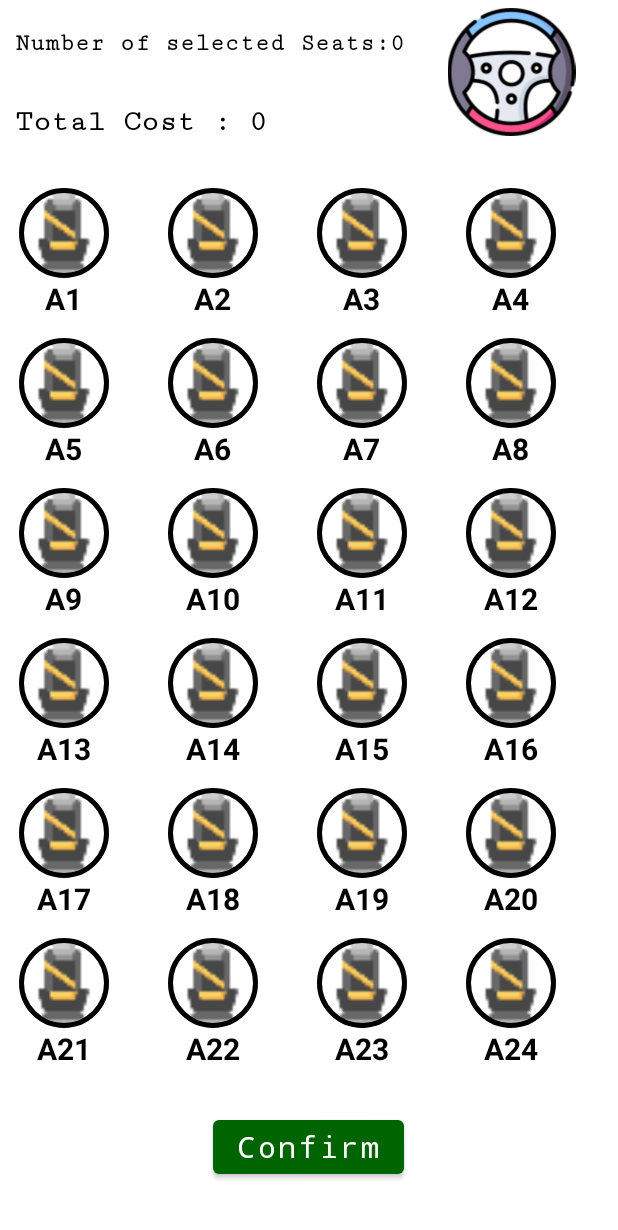
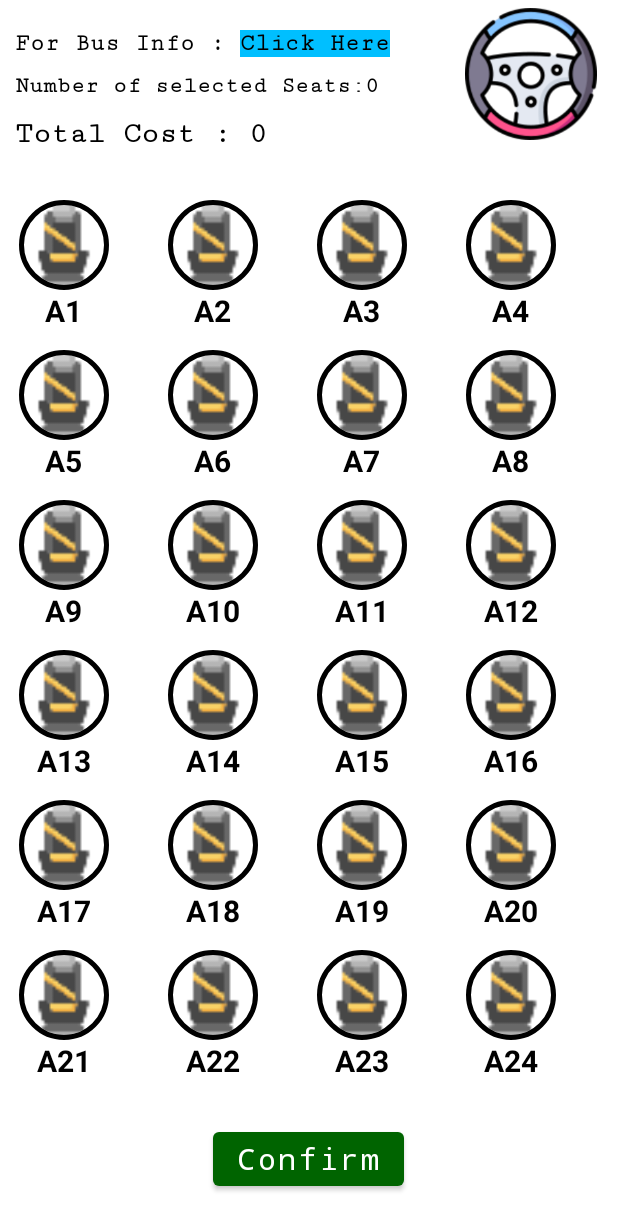
Before and after one commit to karmakersagar/Bus-Tickets, an Android app: the SeatChoose screen opened directly, with no data from a screen before it, on a phone screen of 412 x 824 dp. Shown: the top 1230 px of the screen. Run offline under Robolectric (Android 15) with nearby library versions, the phone set to English and light mode, and no system bars; our stand-ins replace CircleImageView, Firebase (no records; nobody signed in at launch, a user with empty details on screens opened directly), Picasso; pictures from the network do not load; 9 statements that could not run were skipped.

Commit message:
Final Project Full Complete

```diff
--- a/app/src/main/AndroidManifest.xml
+++ b/app/src/main/AndroidManifest.xml
@@ -11,6 +11,7 @@
         android:roundIcon="@drawable/bus_icon"
         android:supportsRtl="true"
         android:theme="@style/Theme.Bus">
+        <activity android:name=".BusInfo"></activity>
         <activity android:name=".TicketDetailsActivity" />
         <activity android:name=".TicketActivity" />
         <activity android:name=".BookingFinish" />
--- a/app/src/main/java/com/example/bus/LoginActivity.java
+++ b/app/src/main/java/com/example/bus/LoginActivity.java
@@ -175,7 +175,7 @@ public class LoginActivity extends AppCompatActivity {
             @Override
             public void onSuccess(AuthResult authResult) {
                 if(firebaseAuth.getCurrentUser().isEmailVerified()){
-                    Toast.makeText(LoginActivity.this, "Log In successfull ", Toast.LENGTH_SHORT).show();
+                    //Toast.makeText(LoginActivity.this, "Log In successfull ", Toast.LENGTH_SHORT).show();
 
                     Intent ig = new Intent(getApplicationContext(),MainActivity.class);
                     ig.putExtra("Password",passText);
--- a/app/src/main/java/com/example/bus/RegisterActivity.java
+++ b/app/src/main/java/com/example/bus/RegisterActivity.java
@@ -160,9 +160,9 @@ public class RegisterActivity extends AppCompatActivity {
                             @Override
                             public void onComplete(@NonNull @NotNull Task<Void> task) {
                                 if(task.isSuccessful()){
-                                    Toast.makeText(RegisterActivity.this, "database inserted", Toast.LENGTH_SHORT).show();
+                                   // Toast.makeText(RegisterActivity.this, "database inserted", Toast.LENGTH_SHORT).show();
                                 }else{
-                                    Toast.makeText(RegisterActivity.this, "databse not working", Toast.LENGTH_SHORT).show();
+                                  //  Toast.makeText(RegisterActivity.this, "databse not working", Toast.LENGTH_SHORT).show();
                                 }
                             }
                         });
--- a/app/src/main/java/com/example/bus/SeatChoose.java
+++ b/app/src/main/java/com/example/bus/SeatChoose.java
@@ -38,7 +38,7 @@ import java.util.Map;
 public class SeatChoose extends AppCompatActivity {
     private GridView gridView;
     private Button button;
-    private TextView selectedSeatsTextView,totalCostTextView;
+    private TextView selectedSeatsTextView,totalCostTextView, busInfoTextView;
     private FirebaseAuth auth;
     private FirebaseDatabase firebaseDatabase;
     private DatabaseReference databaseReference,databaseReference2;
@@ -57,6 +57,7 @@ public class SeatChoose extends AppCompatActivity {
         button = (Button)findViewById(R.id.confirm_buttonId);
         selectedSeatsTextView = (TextView)findViewById(R.id.select_seat_TextViewId);
         totalCostTextView = (TextView)findViewById(R.id.total_cost_TextViewId);
+        busInfoTextView= (TextView)findViewById(R.id.busNameInfo);
         auth = FirebaseAuth.getInstance();
 
         Intent intent = getIntent();
@@ -69,9 +70,6 @@ public class SeatChoose extends AppCompatActivity {
         String Type = intent.getStringExtra("type").toString();
         String journeyDate = intent.getStringExtra("journeyDate").toString();
         seatPrice =Double.parseDouble(Fare) ;
-
-
-
 
         databaseReference = firebaseDatabase.getInstance("https://buss-886c2-default-rtdb.asia-southeast1.firebasedatabase.app/").getReference("SeatDetails").child(busId).child(journeyDate);
 
@@ -88,7 +86,6 @@ public class SeatChoose extends AppCompatActivity {
                     for(index = 1; index<=24; index++){
                         String a = snapshot.child("A"+index).getValue(String.class);
                         String index1 = Integer.toString(index);
-                        Log.d("ABC","Hello"+ a);
                         if(a.equals("1")){
                             list.add(new CustomGrid(R.drawable.seat_booked,"A"+index1));
                             seatMap.put("A"+index,"100");
@@ -157,6 +154,17 @@ public class SeatChoose extends AppCompatActivity {
         });
 
 
+        busInfoTextView.setOnClickListener(new View.OnClickListener() {
+            @Override
+            public void onClick(View v) {
+                Intent intentBusInfo = new Intent(getApplicationContext(),BusInfo.class);
+                intentBusInfo.putExtra("busName",BusName);
+                startActivity(intentBusInfo);
+            }
+        });
+
+
+
             button.setOnClickListener(new View.OnClickListener() {
                 @Override
                 public void onClick(View v) {
--- a/app/src/main/java/com/example/bus/TicketViewHolder.java
+++ /dev/null
@@ -1,4 +0,0 @@
-package com.example.bus;
-
-public interface TicketViewHolder {
-}
--- a/app/src/main/res/layout/activity_seat_choose.xml
+++ b/app/src/main/res/layout/activity_seat_choose.xml
@@ -13,24 +13,59 @@
         android:layout_height="wrap_content"
         android:orientation="vertical"
         >
+        <LinearLayout
+            android:layout_width="wrap_content"
+            android:layout_height="wrap_content"
+            android:orientation="vertical">
+            <LinearLayout
+                android:layout_width="wrap_content"
+                android:layout_height="wrap_content"
+                android:orientation="horizontal">
                 <TextView
+                android:layout_width="wrap_content"
+                android:layout_height="wrap_content"
+                android:layout_marginTop="20dp"
+                android:text="For Bus Info :"
 
-            android:layout_width="wrap_content"
-            android:layout_height="40dp"
-            android:layout_marginTop="20dp"
-            android:text="Number of selected Seats:0"
-            android:id="@+id/select_seat_TextViewId"
                 android:textColor="@color/black"
                 android:layout_marginLeft="10dp"
                 android:fontFamily="serif-monospace"
                 android:textStyle="bold"
                 android:textSize="16sp"
                 />
+
+                <TextView
+                    android:layout_width="wrap_content"
+                    android:layout_height="wrap_content"
+                    android:layout_marginTop="20dp"
+                    android:text="Click Here"
+                    android:background="@color/endblue"
+                    android:id="@+id/busNameInfo"
+                    android:textColor="@color/black"
+                    android:layout_marginLeft="10dp"
+                    android:fontFamily="serif-monospace"
+                    android:textStyle="bold"
+                    android:textSize="16sp"
+                    />
+
+            </LinearLayout>
+
+            <TextView
+                android:layout_width="wrap_content"
+                android:layout_height="30dp"
+                android:text="Number of selected Seats:0"
+                android:id="@+id/select_seat_TextViewId"
+                android:textColor="@color/black"
+                android:layout_marginLeft="10dp"
+                android:layout_marginTop="10dp"
+                android:fontFamily="serif-monospace"
+                android:textStyle="bold"
+                android:textSize="15sp"
+                />
             <TextView
                 android:id="@+id/total_cost_TextViewId"
                 android:layout_width="match_parent"
                 android:layout_height="wrap_content"
-            android:layout_marginTop="10dp"
                 android:text="Total Cost : 0"
                 android:textColor="@color/black"
                 android:layout_marginLeft="10dp"
@@ -40,15 +75,16 @@
                 android:layout_below="@id/select_seat_TextViewId"
 
                 />
+        </LinearLayout>
+
+
         <ImageView
+            android:layout_width="116dp"
+            android:layout_height="88dp"
             android:layout_alignParentEnd="true"
+            android:layout_marginStart="38dp"
             android:layout_marginTop="5dp"
-            android:layout_width="60dp"
-            android:layout_height="85dp"
-            android:src="@drawable/wheel"
-            android:layout_toEndOf="@id/select_seat_TextViewId"
-
-            />
+            android:src="@drawable/wheel" />
 
     </RelativeLayout>
 
--- a/app/src/main/res/menu/menu.xml
+++ b/app/src/main/res/menu/menu.xml
@@ -22,9 +22,7 @@
                 android:title="Tickets"
                 android:icon="@drawable/ic_tickets"/>
 
-            <item android:id="@+id/aboutus"
-                android:title="About Us"
-                android:icon="@drawable/ic_peopleaboutus"/>
+
 
             <item
                 android:id="@+id/logout"
```
Also changed, not shown: app/src/main/java/com/example/bus/BookingFinish.java (+0 -10 lines), app/src/main/java/com/example/bus/BusInfo.java (added, +57 -0 lines), app/src/main/java/com/example/bus/BusInfoItem.java (added, +29 -0 lines), app/src/main/java/com/example/bus/BuslistActivity.java (+0 -8 lines), app/src/main/java/com/example/bus/CanPayActivity.java (+4 -4 lines), app/src/main/java/com/example/bus/MainActivity.java (+0 -7 lines), app/src/main/res/layout/activity_bus_info.xml (added, +66 -0 lines), app/src/main/res/drawable/bus_info_background.jpg (added). Lines whose indentation alone changed are shown as unchanged.
